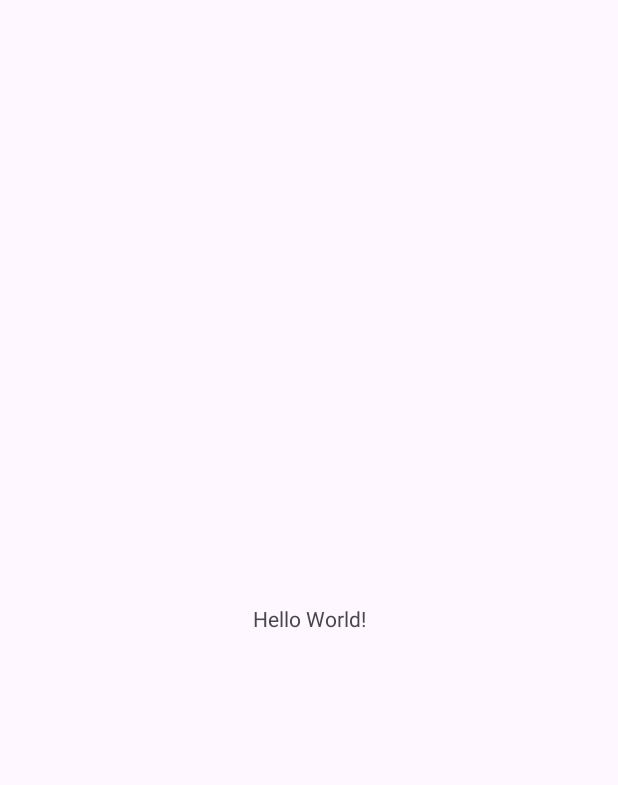
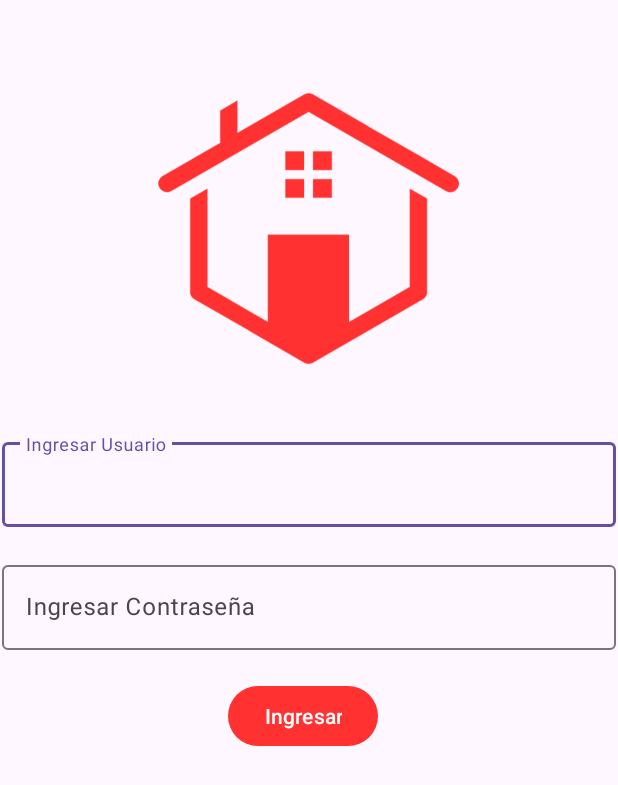
Before and after one commit to ecavero/depa-rommies-apps, an Android app: the screen it shows after launch (MainActivity), on a phone screen of 412 x 824 dp. Before the commit the part shown is almost empty. Shown: the top 785 px of the screen. Run offline under Robolectric (Android 15) with nearby library versions, the phone set to English and light mode, and no system bars.

Commit message:
Pantalla login creado

```diff
--- a/app/src/main/res/layout/activity_main.xml
+++ b/app/src/main/res/layout/activity_main.xml
@@ -6,13 +6,57 @@
     android:layout_height="match_parent"
     tools:context=".MainActivity">
 
-    <TextView
+    <ImageView
+        android:id="@+id/imageView"
+        android:layout_width="267dp"
+        android:layout_height="214dp"
+        android:layout_marginStart="72dp"
+        android:layout_marginTop="45dp"
+        app:layout_constraintStart_toStartOf="parent"
+        app:layout_constraintTop_toTopOf="parent"
+        app:srcCompat="@drawable/rommieslogo" />
+
+    <com.google.android.material.textfield.TextInputLayout
+        android:id="@+id/textInputLayout"
+        android:layout_width="409dp"
+        android:layout_height="wrap_content"
+        android:layout_marginStart="1dp"
+        android:layout_marginTop="30dp"
+        app:layout_constraintStart_toStartOf="parent"
+        app:layout_constraintTop_toBottomOf="@+id/imageView">
+
+        <com.google.android.material.textfield.TextInputEditText
+            android:id="@+id/txvUsuario"
+            android:layout_width="match_parent"
+            android:layout_height="wrap_content"
+            android:hint="Ingresar Usuario" />
+    </com.google.android.material.textfield.TextInputLayout>
+
+    <com.google.android.material.textfield.TextInputLayout
+        android:id="@+id/textInputLayout2"
+        android:layout_width="409dp"
+        android:layout_height="wrap_content"
+        android:layout_marginStart="1dp"
+        android:layout_marginTop="20dp"
+        app:layout_constraintStart_toStartOf="parent"
+        app:layout_constraintTop_toBottomOf="@+id/textInputLayout">
+
+        <com.google.android.material.textfield.TextInputEditText
+            android:id="@+id/txvContrasena"
+            android:layout_width="match_parent"
+            android:layout_height="wrap_content"
+            android:hint="Ingresar Contraseña" />
+    </com.google.android.material.textfield.TextInputLayout>
+
+    <Button
+        android:id="@+id/btnIngresar"
         android:layout_width="wrap_content"
         android:layout_height="wrap_content"
-        android:text="Hello World!"
-        app:layout_constraintBottom_toBottomOf="parent"
-        app:layout_constraintEnd_toEndOf="parent"
+        android:layout_marginStart="152dp"
+        android:layout_marginTop="20dp"
+        android:text="Ingresar"
+        app:backgroundTint="#FF3131"
         app:layout_constraintStart_toStartOf="parent"
-        app:layout_constraintTop_toTopOf="parent" />
+        app:layout_constraintTop_toBottomOf="@+id/textInputLayout2" />
 
 </androidx.constraintlayout.widget.ConstraintLayout>
```
Also changed, not shown: app/src/main/res/drawable/rommieslogo.png (added), app/src/main/res/drawable/rommieslogo2.png (added).
